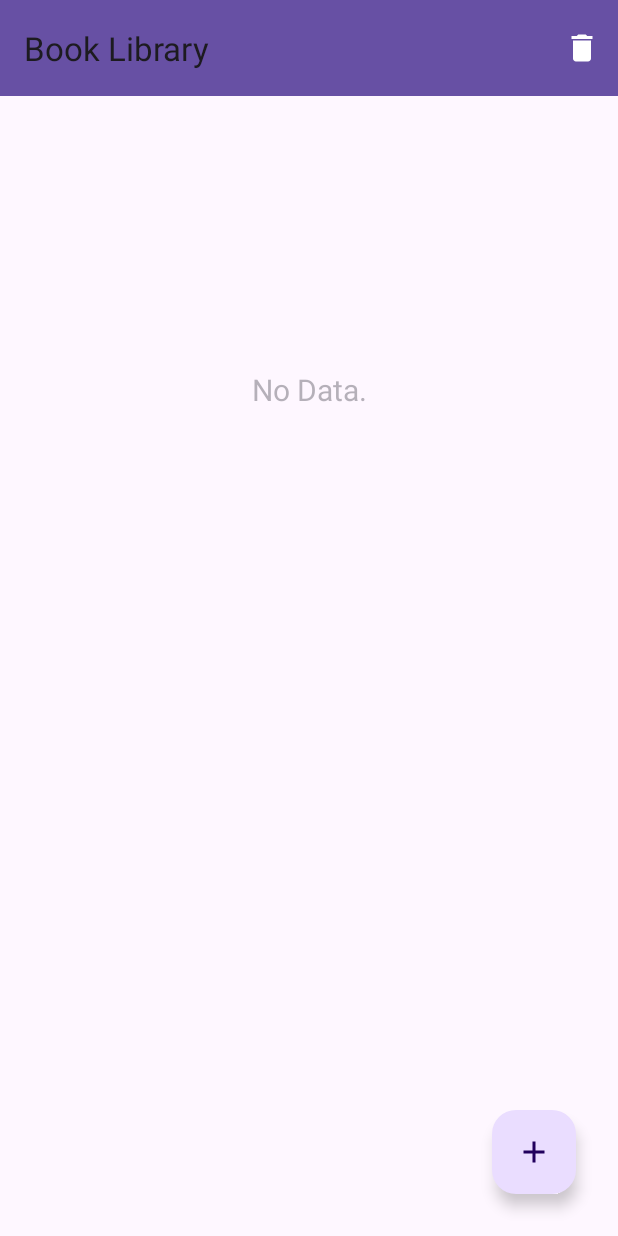
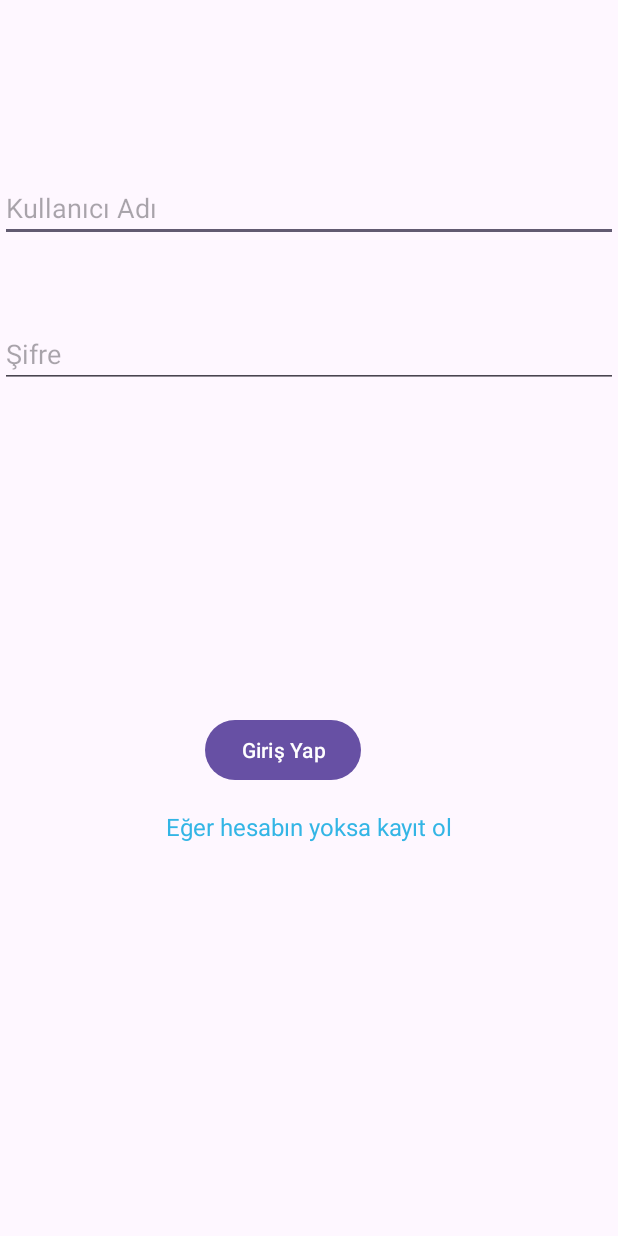
Before and after one commit to rumeysa111/book_library_app, an Android app: the screen it shows after launch (MainActivity before the commit, Login after it), on a phone screen of 412 x 824 dp. Run offline under Robolectric (Android 15) with nearby library versions, the phone set to English and light mode, and no system bars.

Commit message:
register and login pages added

```diff
--- a/app/src/main/AndroidManifest.xml
+++ b/app/src/main/AndroidManifest.xml
@@ -12,6 +12,12 @@
         android:supportsRtl="true"
         android:theme="@style/Theme.Book_library_app"
         tools:targetApi="31">
+        <activity
+            android:name=".Register"
+            android:exported="false" />
+        <activity
+            android:name=".Login"
+            android:exported="false" />
         <activity
             android:name=".UpdateActivity"
             android:exported="false"
--- /dev/null
+++ b/app/src/main/java/com/example/book_library_app/Login.java
@@ -0,0 +1,82 @@
+package com.example.book_library_app;
+
+import android.content.Intent;
+import android.content.SharedPreferences;
+import android.os.Bundle;
+import android.view.View;
+import android.widget.Button;
+import android.widget.EditText;
+import android.widget.TextView;
+import android.widget.Toast;
+
+import androidx.activity.EdgeToEdge;
+import androidx.appcompat.app.AppCompatActivity;
+import androidx.core.graphics.Insets;
+import androidx.core.view.ViewCompat;
+import androidx.core.view.WindowInsetsCompat;
+
+public class Login extends AppCompatActivity {
+
+    private EditText usernameEditText,passwordEditText;
+    private Button loginButton;
+    private MyDatabaseHelper dbHelper;
+
+    @Override
+    protected void onCreate(Bundle savedInstanceState) {
+        super.onCreate(savedInstanceState);
+        EdgeToEdge.enable(this);
+        setContentView(R.layout.activity_login);
+
+        usernameEditText=findViewById(R.id.username_txt);
+        passwordEditText=findViewById(R.id.password_txt2);
+        loginButton=findViewById(R.id.button_login);
+        TextView registerText= findViewById(R.id.register_text);
+
+        dbHelper= new MyDatabaseHelper(this);
+
+        loginButton.setOnClickListener(new View.OnClickListener() {
+            @Override
+            public void onClick(View v) {
+                String username=usernameEditText.getText().toString().trim();
+                String password=passwordEditText.getText().toString().trim();
+                if(username.isEmpty() || password.isEmpty()){
+                    Toast.makeText(Login.this,"Please enter both username and password",Toast.LENGTH_SHORT).show();
+
+                }else{
+                    boolean isValidUser=dbHelper.checkUser(username,password);
+
+                    if(isValidUser){
+
+                        String userId= dbHelper.getUserId(username,password);
+
+                        SharedPreferences sharedPreferences= getSharedPreferences("userPrefs",MODE_PRIVATE);
+                        SharedPreferences.Editor editor=sharedPreferences.edit();
+                        editor.putString("username",username);
+                        editor.putString("userId",userId);
+                        editor.putBoolean("isLoggedIn",true);
+                        editor.apply();
+                        Toast.makeText(Login.this,"Login successful",Toast.LENGTH_SHORT).show();
+                        startActivity(new Intent(Login.this,MainActivity.class));
+                        finish();
+
+                    }else{
+                        Toast.makeText(Login.this,"Invalid username or password",Toast.LENGTH_SHORT).show();
+                    }
+                }
+            }
+        });
+        registerText.setOnClickListener(new View.OnClickListener() {
+            @Override
+            public void onClick(View v) {
+                startActivity(new Intent(Login.this, Register.class));
+            }
+        });
+
+
+        ViewCompat.setOnApplyWindowInsetsListener(findViewById(R.id.main), (v, insets) -> {
+            Insets systemBars = insets.getInsets(WindowInsetsCompat.Type.systemBars());
+            v.setPadding(systemBars.left, systemBars.top, systemBars.right, systemBars.bottom);
+            return insets;
+        });
+    }
+}
--- a/app/src/main/java/com/example/book_library_app/MainActivity.java
+++ b/app/src/main/java/com/example/book_library_app/MainActivity.java
@@ -9,6 +9,7 @@ import androidx.recyclerview.widget.RecyclerView;
 
 import android.content.DialogInterface;
 import android.content.Intent;
+import android.content.SharedPreferences;
 import android.database.Cursor;
 import androidx.appcompat.widget.Toolbar;
 import android.os.Bundle;
@@ -43,7 +44,17 @@ public class MainActivity extends AppCompatActivity {
     @Override
     protected void onCreate(Bundle savedInstanceState) {
         super.onCreate(savedInstanceState);
-        setContentView(R.layout.activity_main);
+        SharedPreferences sharedPreferences = getSharedPreferences("userPrefs", MODE_PRIVATE);
+        boolean isLoggedIn = sharedPreferences.getBoolean("isLoggedIn", false);
+        if (isLoggedIn) {
+            setContentView(R.layout.activity_main);
+        } else {
+            Intent intent = new Intent(MainActivity.this, Login.class);
+            startActivity(intent);
+            finish();
+            return; // Add return to prevent further execution
+        }
+
         // Ana aktivite başlatıldığında `activity_main` layout'u ekrana yüklenir.
 
         Toolbar toolbar = findViewById(R.id.toolbar);
--- /dev/null
+++ b/app/src/main/res/layout/activity_login.xml
@@ -0,0 +1,58 @@
+<?xml version="1.0" encoding="utf-8"?>
+<androidx.constraintlayout.widget.ConstraintLayout xmlns:android="http://schemas.android.com/apk/res/android"
+    xmlns:app="http://schemas.android.com/apk/res-auto"
+    xmlns:tools="http://schemas.android.com/tools"
+    android:id="@+id/main"
+    android:layout_width="match_parent"
+    android:layout_height="match_parent"
+    tools:context=".Login">
+
+    <EditText
+        android:id="@+id/username_txt"
+        android:layout_width="match_parent"
+        android:layout_height="wrap_content"
+        android:layout_marginTop="116dp"
+        android:ems="10"
+        android:hint="Kullanıcı Adı"
+        android:inputType="text"
+        app:layout_constraintEnd_toEndOf="parent"
+        app:layout_constraintHorizontal_bias="0.0"
+        app:layout_constraintStart_toStartOf="parent"
+        app:layout_constraintTop_toTopOf="parent" />
+
+    <EditText
+        android:id="@+id/password_txt2"
+        android:layout_width="0dp"
+        android:layout_height="wrap_content"
+        android:layout_marginTop="52dp"
+        android:ems="10"
+        android:hint="Şifre"
+        android:inputType="textPassword"
+        app:layout_constraintEnd_toEndOf="parent"
+        app:layout_constraintHorizontal_bias="0.0"
+        app:layout_constraintStart_toStartOf="parent"
+        app:layout_constraintTop_toBottomOf="@+id/username_txt" />
+
+    <Button
+        android:id="@+id/button_login"
+        android:layout_width="wrap_content"
+        android:layout_height="wrap_content"
+        android:layout_marginBottom="300dp"
+        android:text="Giriş Yap"
+        app:layout_constraintBottom_toBottomOf="parent"
+        app:layout_constraintEnd_toEndOf="parent"
+        app:layout_constraintHorizontal_bias="0.443"
+        app:layout_constraintStart_toStartOf="parent" />
+    <!-- Kayıt ol yazısı -->
+    <TextView
+        android:id="@+id/register_text"
+        android:layout_width="wrap_content"
+        android:layout_height="wrap_content"
+        android:text="Eğer hesabın yoksa kayıt ol"
+        android:textColor="@android:color/holo_blue_light"
+        android:textSize="16sp"
+        android:layout_marginTop="16dp"
+        app:layout_constraintTop_toBottomOf="@id/button_login"
+        app:layout_constraintStart_toStartOf="parent"
+        app:layout_constraintEnd_toEndOf="parent" />
+</androidx.constraintlayout.widget.ConstraintLayout>
```
Also changed, not shown: app/src/main/java/com/example/book_library_app/AddActivity.java (+19 -6 lines), app/src/main/java/com/example/book_library_app/MyDatabaseHelper.java (+82 -5 lines), app/src/main/java/com/example/book_library_app/Register.java (added, +60 -0 lines), app/src/main/res/layout/activity_register.xml (added, +95 -0 lines).
